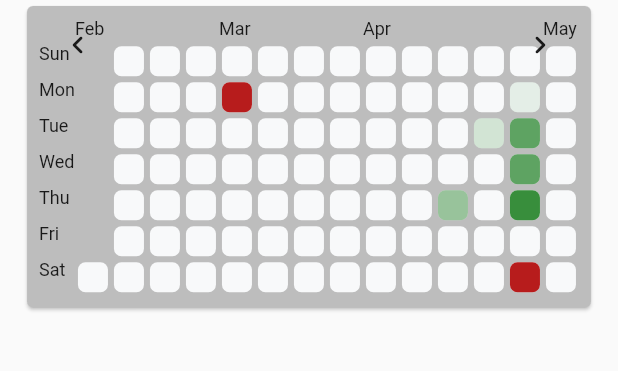
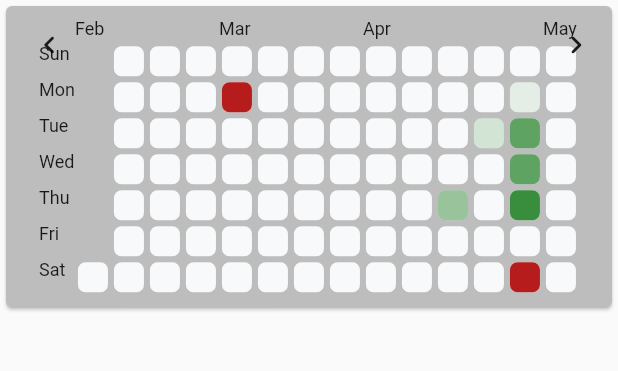
Before and after one commit to Paleho/ExpenseTracker, a Flutter app: the screen it shows after launch, on a phone screen of 412 x 824 dp, the part 24-395 px from its top. Run offline on Flutter 3.47's test engine with Material 2 defaults, Android fonts, the phone set to English and light mode, and no system bars; drawn by our look-alikes of flutter_heatmap_calendar.

Commit message:
Minor adjustments

```diff
--- a/lib/HeatMapCard.dart
+++ b/lib/HeatMapCard.dart
@@ -23,7 +23,7 @@ class _HeatMapCardState extends State<HeatMapCard> {
             child: WrappedHeatMap(endDate: currentEndDate),
           ),
           Positioned(
-            left: 10,
+            left: 5,
             top: 2,
             child: IconButton(
               onPressed: () {
@@ -38,7 +38,7 @@ class _HeatMapCardState extends State<HeatMapCard> {
             ),
           ),
           Positioned(
-            right: 10,
+            right: 0,
             top: 2,
             child: IconButton(
               onPressed: () {
--- a/lib/WrappedHeatMap.dart
+++ b/lib/WrappedHeatMap.dart
@@ -29,7 +29,9 @@ class WrappedHeatMap extends StatelessWidget {
     DateTime startDate =
         DateTime(endDate.year, endDate.month, endDate.day - 7 * 13);
 
-    return HeatMap(
+    return Container(
+      width: 389,
+      child: HeatMap(
         datasets: {
           DateTime(2023, 5, 1): 1,
           DateTime(2023, 5, 2): 8,
@@ -47,6 +49,7 @@ class WrappedHeatMap extends StatelessWidget {
         showColorTip: false,
         scrollable: true,
         colorsets: myColorSet!,
+      ),
     );
   }
 }
```
Lines whose indentation alone changed are shown as unchanged.
